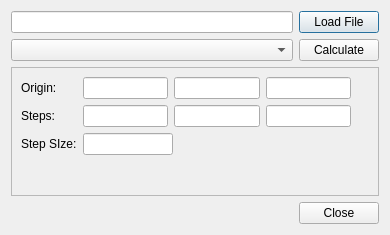
Above: libavogadro/src/extensions/orbitaldialog.ui from cryos/avogadro before the change. Below: the same form after it.
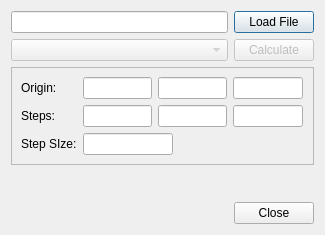
That is the form after the change.

Commit message: Hide more advanced options for now, cleanups.

What changed in the file:
```diff
--- a/libavogadro/src/extensions/orbitaldialog.ui
+++ b/libavogadro/src/extensions/orbitaldialog.ui
@@ -5,10 +5,16 @@
    <rect>
     <x>0</x>
     <y>0</y>
-    <width>390</width>
+    <width>325</width>
     <height>235</height>
    </rect>
   </property>
+  <property name="sizePolicy" >
+   <sizepolicy vsizetype="MinimumExpanding" hsizetype="Preferred" >
+    <horstretch>0</horstretch>
+    <verstretch>0</verstretch>
+   </sizepolicy>
+  </property>
   <property name="windowTitle" >
    <string>Orbitals</string>
   </property>
@@ -24,10 +30,17 @@
     </widget>
    </item>
    <item row="1" column="0" >
-    <widget class="QComboBox" name="orbitalCombo" />
+    <widget class="QComboBox" name="orbitalCombo" >
+     <property name="enabled" >
+      <bool>false</bool>
+     </property>
+    </widget>
    </item>
    <item row="1" column="1" >
     <widget class="QPushButton" name="calculate" >
+     <property name="enabled" >
+      <bool>false</bool>
+     </property>
      <property name="text" >
       <string>Calculate</string>
      </property>
@@ -152,10 +165,13 @@
         <property name="orientation" >
          <enum>Qt::Vertical</enum>
         </property>
+        <property name="sizeType" >
+         <enum>QSizePolicy::MinimumExpanding</enum>
+        </property>
         <property name="sizeHint" stdset="0" >
          <size>
           <width>20</width>
-          <height>177</height>
+          <height>0</height>
          </size>
         </property>
        </spacer>
@@ -181,10 +197,13 @@
      <property name="orientation" >
       <enum>Qt::Vertical</enum>
      </property>
+     <property name="sizeType" >
+      <enum>QSizePolicy::MinimumExpanding</enum>
+     </property>
      <property name="sizeHint" stdset="0" >
       <size>
        <width>20</width>
-       <height>40</height>
+       <height>0</height>
       </size>
      </property>
     </spacer>
```
Left out of the diff: 43 changed lines with no effect on the pictures. The commit also changes 2 other files.
